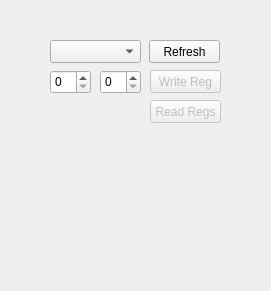
RLCproto/DbgMP2722, file mainwindow.ui: the form before one commit.
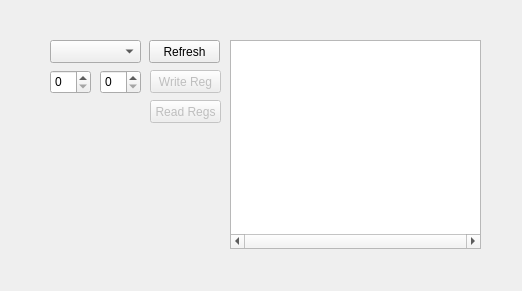
The form after the commit.

Commit message: Fixed crash when exit without opening I2C bus. Added description of MP2722 registers.

The edit to the form file:
```diff
--- a/mainwindow.ui
+++ b/mainwindow.ui
@@ -6,7 +6,7 @@
    <rect>
     <x>0</x>
     <y>0</y>
-    <width>271</width>
+    <width>522</width>
     <height>291</height>
    </rect>
   </property>
@@ -112,6 +112,41 @@
     </property>
     <layout class="QGridLayout" name="RegsGrid"/>
    </widget>
+   <widget class="QTextEdit" name="RegDescPresenter">
+    <property name="geometry">
+     <rect>
+      <x>230</x>
+      <y>40</y>
+      <width>251</width>
+      <height>209</height>
+     </rect>
+    </property>
+    <property name="contextMenuPolicy">
+     <enum>Qt::NoContextMenu</enum>
+    </property>
+    <property name="inputMethodHints">
+     <set>Qt::ImhMultiLine</set>
+    </property>
+    <property name="verticalScrollBarPolicy">
+     <enum>Qt::ScrollBarAsNeeded</enum>
+    </property>
+    <property name="horizontalScrollBarPolicy">
+     <enum>Qt::ScrollBarAlwaysOn</enum>
+    </property>
+    <property name="lineWrapMode">
+     <enum>QTextEdit::NoWrap</enum>
+    </property>
+    <property name="html">
+     <string>&lt;!DOCTYPE HTML PUBLIC &quot;-//W3C//DTD HTML 4.0//EN&quot; &quot;http://www.w3.org/TR/REC-html40/strict.dtd&quot;&gt;
+&lt;html&gt;&lt;head&gt;&lt;meta name=&quot;qrichtext&quot; content=&quot;1&quot; /&gt;&lt;meta charset=&quot;utf-8&quot; /&gt;&lt;style type=&quot;text/css&quot;&gt;
+p, li { white-space: pre-wrap; }
+hr { height: 1px; border-width: 0; }
+li.unchecked::marker { content: &quot;\2610&quot;; }
+li.checked::marker { content: &quot;\2612&quot;; }
+&lt;/style&gt;&lt;/head&gt;&lt;body style=&quot; font-family:'Sans'; font-size:9pt; font-weight:400; font-style:normal;&quot;&gt;
+&lt;p style=&quot;-qt-paragraph-type:empty; margin-top:0px; margin-bottom:0px; margin-left:0px; margin-right:0px; -qt-block-indent:0; text-indent:0px;&quot;&gt;&lt;br /&gt;&lt;/p&gt;&lt;/body&gt;&lt;/html&gt;</string>
+    </property>
+   </widget>
   </widget>
  </widget>
  <resources/>
```
The commit also changes 2 other files.
